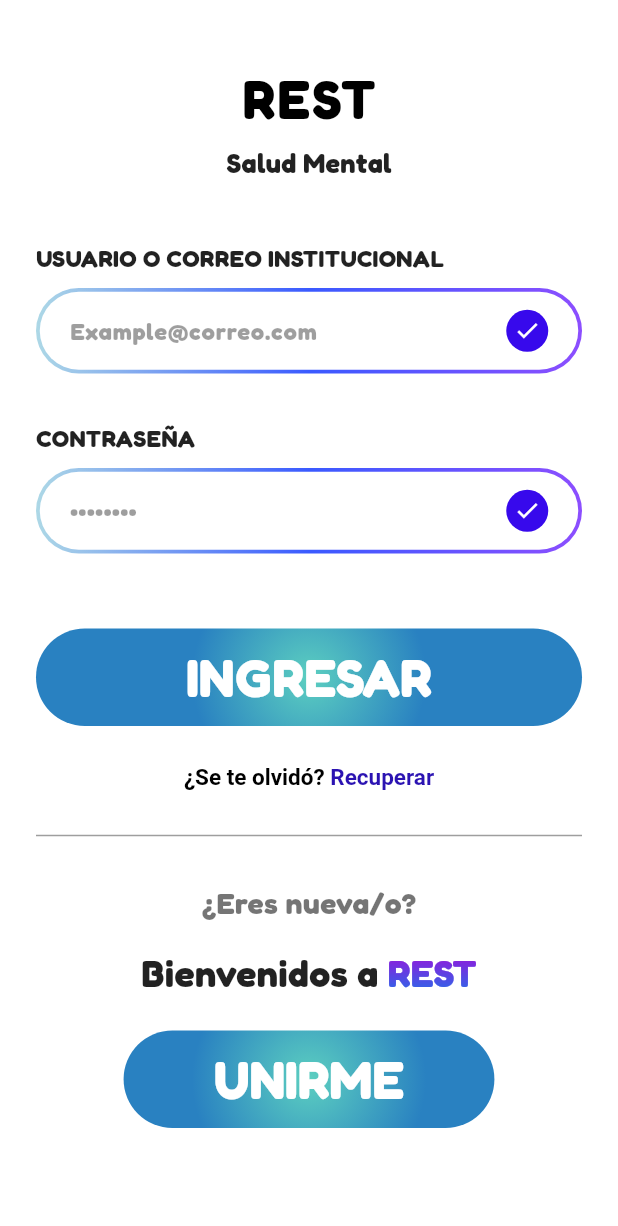
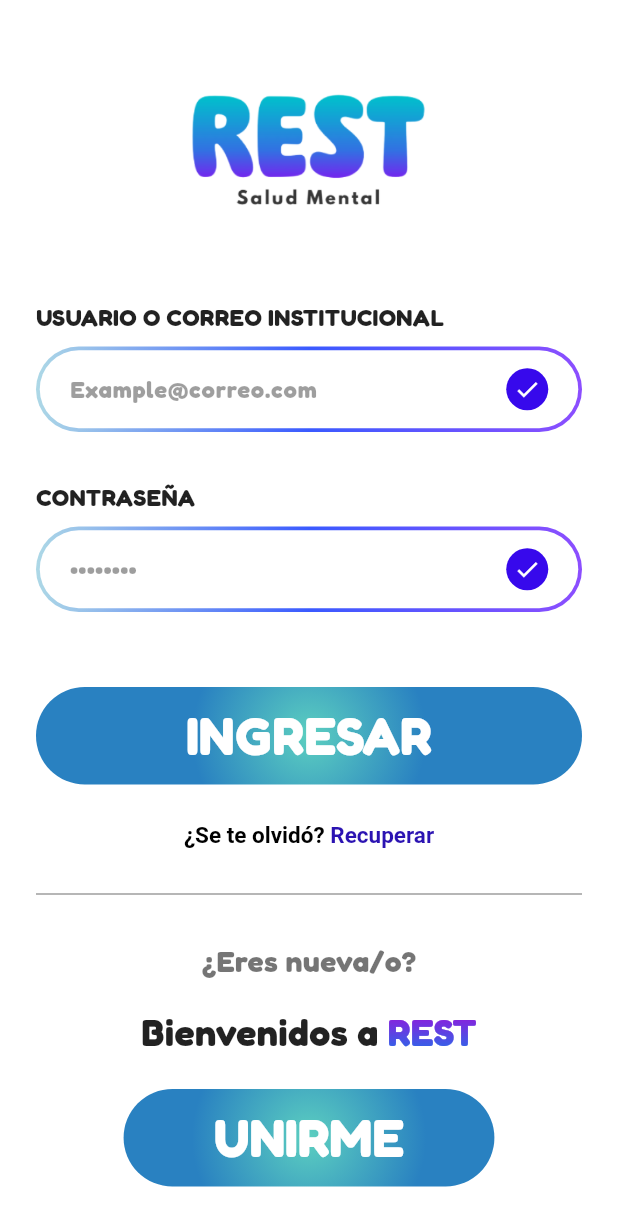
Before and after one commit to sheydazz/RESTAPP, a Flutter app: the screen it shows after launch, on a phone screen of 412 x 824 dp. Shown: the top 1226 px of the screen. Run offline on Flutter 3.47's test engine with Material 3 defaults, Android fonts, the phone set to English and light mode, and no system bars; our stand-ins replace google_fonts.

Commit message:
Screens terminadas (100%) : how_you_found_screen.dart login_screen.dart          register_screen.dart

```diff
--- a/lib/features/intro_auth/screens/how_you_found_screen.dart
+++ b/lib/features/intro_auth/screens/how_you_found_screen.dart
@@ -23,6 +23,7 @@ class _HowYouFoundScreenState extends State<HowYouFoundScreen> {
     return Scaffold(
       backgroundColor: const Color(0xFFFFFFFF),
       body: SafeArea(
+        child: SingleChildScrollView( // ← Solución al overflow
           child: Padding(
             padding: const EdgeInsets.symmetric(horizontal: 24.0, vertical: 20),
             child: Column(
@@ -165,7 +166,7 @@ class _HowYouFoundScreenState extends State<HowYouFoundScreen> {
                   ),
                 )),
 
-              const Spacer(),
+                const SizedBox(height: 30),
 
                 // Botón "Siguiente" con degradado radial y texto grande
                 Container(
@@ -216,6 +217,7 @@ class _HowYouFoundScreenState extends State<HowYouFoundScreen> {
             ),
           ),
         ),
+      ),
     );
   }
 }
--- a/lib/features/intro_auth/screens/login_screen.dart
+++ b/lib/features/intro_auth/screens/login_screen.dart
@@ -2,6 +2,7 @@ import 'package:flutter/material.dart';
 import 'package:google_fonts/google_fonts.dart';
 import 'register_screen.dart';
 import 'package:rest/core/routes/app_routes.dart';
+
 class LoginScreen extends StatelessWidget {
   const LoginScreen({super.key});
 
@@ -10,35 +11,24 @@ class LoginScreen extends StatelessWidget {
     return Scaffold(
       backgroundColor: Colors.white,
       body: SafeArea(
+        child: SingleChildScrollView(
+          // ← Solución al overflow
           child: Padding(
             padding: const EdgeInsets.symmetric(horizontal: 24.0),
             child: Column(
               crossAxisAlignment: CrossAxisAlignment.center,
               children: [
-              const SizedBox(height: 40),
-
-              Text(
-                'REST',
-                style: GoogleFonts.fredoka(
-                  fontSize: 36,
-                  fontWeight: FontWeight.bold,
-                  color: Colors.black,
-                  letterSpacing: 1.5,
+                Container(
+                  width: 200,
+                  height: 200,
+                  decoration: BoxDecoration(
+                    borderRadius: BorderRadius.circular(20),
+                    image: const DecorationImage(
+                      image: AssetImage('assets/images/restSalud.png'),
+                      fit: BoxFit.contain,
                     ),
                   ),
-
-              const SizedBox(height: 4),
-
-              Text(
-                'Salud Mental',
-                style: GoogleFonts.fredoka(
-                  fontSize: 18,
-                  fontWeight: FontWeight.bold,
-                  color: Colors.black87,
                 ),
-              ),
-
-              const SizedBox(height: 40),
 
                 _buildInputField(
                   label: 'USUARIO O CORREO INSTITUCIONAL',
@@ -55,9 +45,12 @@ class LoginScreen extends StatelessWidget {
 
                 const SizedBox(height: 50),
 
-              _buildRadialButton(text: 'INGRESAR', onPressed: () {
+                _buildRadialButton(
+                  text: 'INGRESAR',
+                  onPressed: () {
                     Navigator.pushNamed(context, AppRoutes.mainApp);
-              }),
+                  },
+                ),
 
                 const SizedBox(height: 10),
 
@@ -84,11 +77,7 @@ class LoginScreen extends StatelessWidget {
                         ),
                       ),
                     ),
-                  const Divider(
-                    color: Colors.grey,
-                    thickness: 1,
-                    height: 30,
-                  ),
+                    const Divider(color: Colors.grey, thickness: 1, height: 30),
                   ],
                 ),
 
@@ -120,10 +109,7 @@ class LoginScreen extends StatelessWidget {
                       shaderCallback: (bounds) => const LinearGradient(
                         begin: Alignment.topCenter,
                         end: Alignment.bottomCenter,
-                      colors: [
-                        Color(0xFFAB07D8),
-                        Color(0xFF1579EC),
-                      ],
+                        colors: [Color(0xFFAB07D8), Color(0xFF1579EC)],
                       ).createShader(bounds),
                       child: Text(
                         'REST',
@@ -159,6 +145,7 @@ class LoginScreen extends StatelessWidget {
             ),
           ),
         ),
+      ),
     );
   }
 
@@ -183,11 +170,7 @@ class LoginScreen extends StatelessWidget {
           decoration: BoxDecoration(
             borderRadius: BorderRadius.circular(30),
             gradient: const LinearGradient(
-              colors: [
-                Color(0xFFADD8E6),
-                Color(0xFF3A5AFF),
-                Color(0xFF8C4EFF),
-              ],
+              colors: [Color(0xFFADD8E6), Color(0xFF3A5AFF), Color(0xFF8C4EFF)],
               begin: Alignment.centerLeft,
               end: Alignment.centerRight,
             ),
@@ -220,16 +203,14 @@ class LoginScreen extends StatelessWidget {
                       shape: BoxShape.circle,
                     ),
                     child: const Center(
-                      child: Icon(
-                        Icons.check,
-                        color: Colors.white,
-                        size: 18,
+                      child: Icon(Icons.check, color: Colors.white, size: 18),
                     ),
                   ),
                 ),
+                contentPadding: const EdgeInsets.symmetric(
+                  horizontal: 16,
+                  vertical: 14,
                 ),
-                contentPadding:
-                const EdgeInsets.symmetric(horizontal: 16, vertical: 14),
                 border: OutlineInputBorder(
                   borderRadius: BorderRadius.circular(28),
                   borderSide: BorderSide.none,
@@ -249,10 +230,7 @@ class LoginScreen extends StatelessWidget {
     final gradient = const RadialGradient(
       center: Alignment.center,
       radius: 1.2,
-      colors: [
-        Color(0xFF5CCFC0),
-        Color(0xFF2981C1),
-      ],
+      colors: [Color(0xFF5CCFC0), Color(0xFF2981C1)],
     );
 
     return Container(
@@ -268,7 +246,9 @@ class LoginScreen extends StatelessWidget {
           backgroundColor: Colors.transparent,
           shadowColor: Colors.transparent,
           padding: EdgeInsets.zero,
-          shape: RoundedRectangleBorder(borderRadius: BorderRadius.circular(50)),
+          shape: RoundedRectangleBorder(
+            borderRadius: BorderRadius.circular(50),
+          ),
         ),
         child: Text(
           text,
@@ -289,10 +269,7 @@ class LoginScreen extends StatelessWidget {
     final gradient = const RadialGradient(
       center: Alignment.center,
       radius: 1.2,
-      colors: [
-        Color(0xFF5CCFC0),
-        Color(0xFF2981C1),
-      ],
+      colors: [Color(0xFF5CCFC0), Color(0xFF2981C1)],
     );
 
     return Container(
@@ -307,7 +284,9 @@ class LoginScreen extends StatelessWidget {
           backgroundColor: Colors.transparent,
           shadowColor: Colors.transparent,
           padding: EdgeInsets.zero,
-          shape: RoundedRectangleBorder(borderRadius: BorderRadius.circular(50)),
+          shape: RoundedRectangleBorder(
+            borderRadius: BorderRadius.circular(50),
+          ),
         ),
         child: Text(
           text,
```
Also changed, not shown: assets/images/restSalud.png (added). Lines whose indentation alone changed are shown as unchanged.
